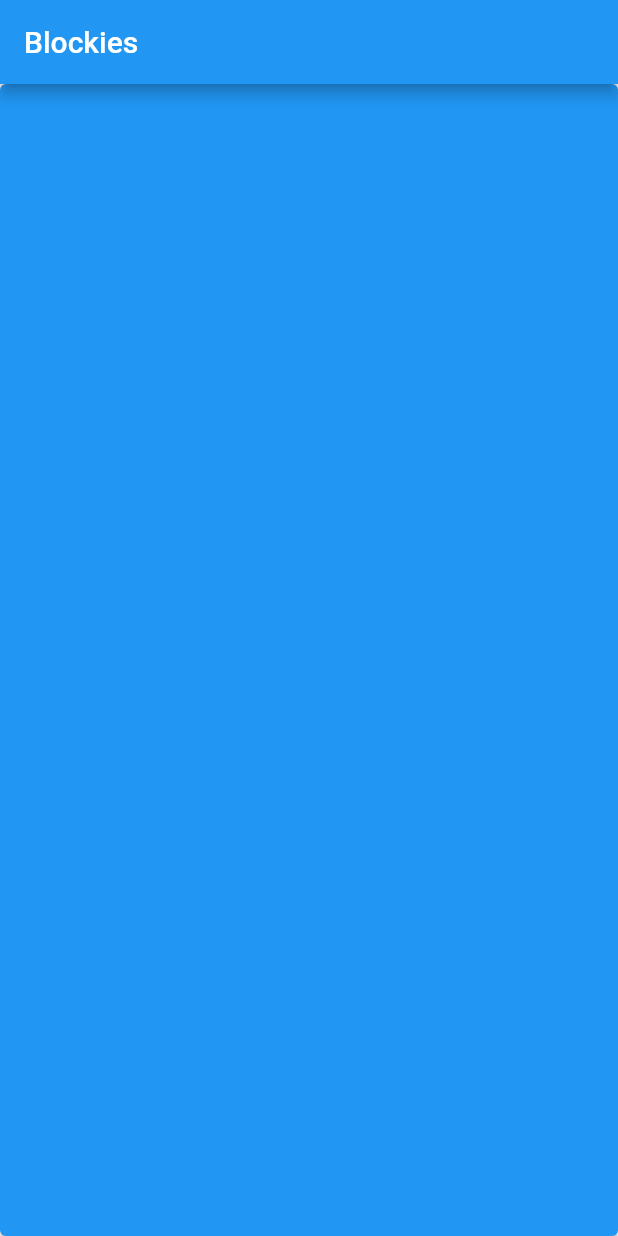
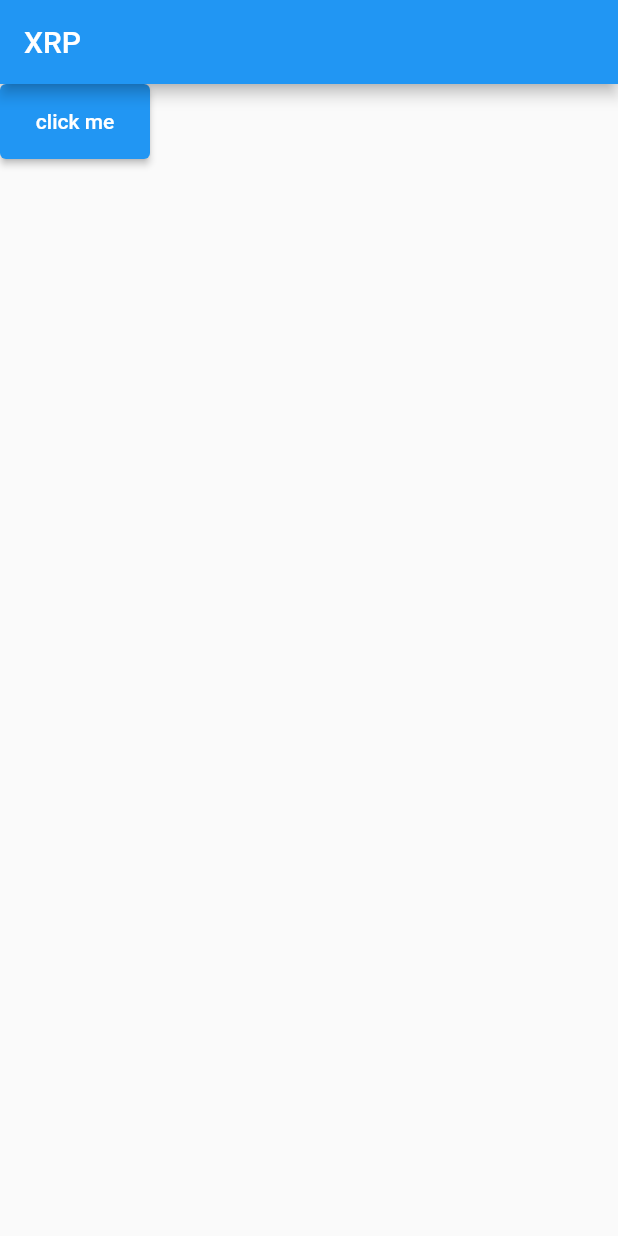
Before and after one commit to Judecoin/flutter_libcrypto, a Flutter app: the screen it shows after launch, on a phone screen of 412 x 824 dp. Run offline on Flutter 3.47's test engine with Material 2 defaults, Android fonts, the phone set to English and light mode, and no system bars; our stand-ins replace hex; missing offline and left inert: base_x, bip32, bip39, hash.

Commit message:
fixed example

```diff
--- a/example/lib/main.dart
+++ b/example/lib/main.dart
@@ -29,14 +29,16 @@ class MyHomePage extends StatefulWidget {
 }
 
 class _MyHomePageState extends State<MyHomePage> {
-  final userAddress = '0x6Acf5505DF3Eada0BF0547FAb88a85b1A2e03F15';
   @override
   Widget build(BuildContext context) {
     return Scaffold(
       appBar: AppBar(
-        title: const Text('Blockies'),
+        title: const Text('XRP'),
       ),
-      body: ElevatedButton(
+      body: SizedBox(
+        width: 100,
+        height: 50,
+        child: ElevatedButton(
           onPressed: () async {
             const mnemonic =
                 'express crane road good warm suggest genre organ cradle tuition strike manual';
@@ -61,7 +63,8 @@ class _MyHomePageState extends State<MyHomePage> {
 
             if (kDebugMode) print(getDrops);
           },
-        child: Container(),
+          child: const Text('click me'),
+        ),
       ),
     );
   }
```
Lines whose indentation alone changed are shown as unchanged.
